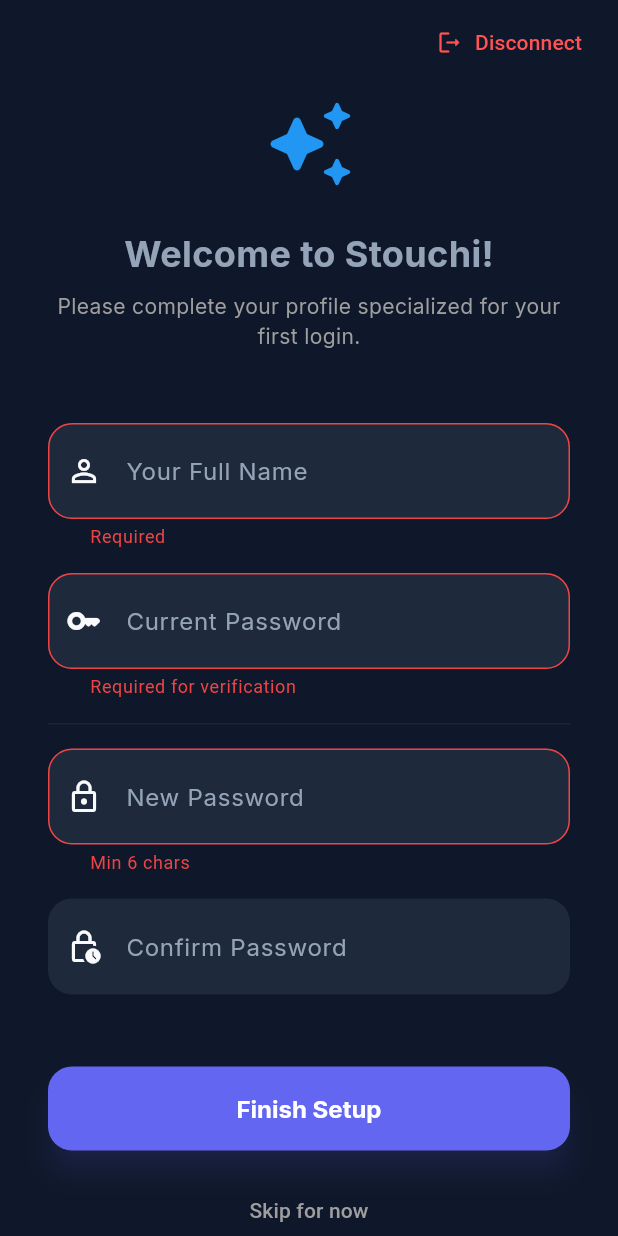
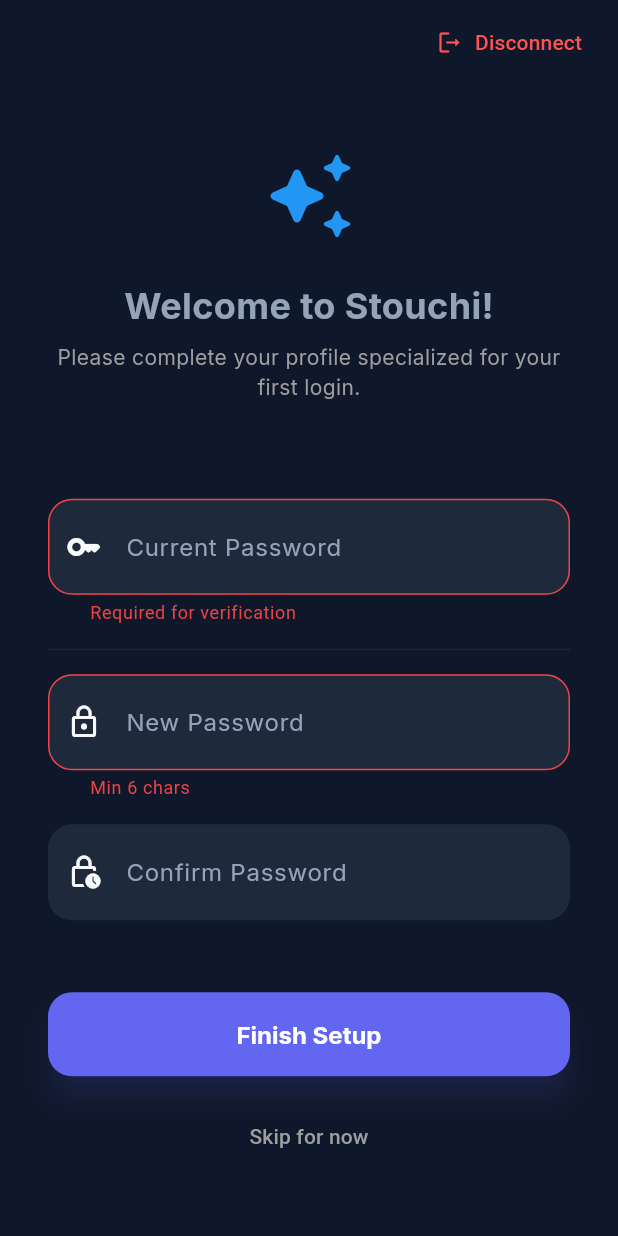
Before and after one commit to BenAmorMed/Stouchi, a Flutter app: the SetupProfileScreen screen opened directly, after a tap on "Finish Setup", on a phone screen of 412 x 824 dp. Run offline on Flutter 3.47's test engine with Material 3 defaults, Android fonts, the phone set to English and light mode, and no system bars; our stand-ins replace cloud_firestore, firebase_auth, firebase_core, flutter_riverpod, freezed_annotation, google_fonts; accounts and stored records are empty; generated files the repository leaves out were written again.

Commit message:
Refactor: Simplified Welcome Page by removing name field, focusing on password reset

```diff
--- a/lib/features/auth/setup_profile_screen.dart
+++ b/lib/features/auth/setup_profile_screen.dart
@@ -42,8 +42,9 @@
 
     setState(() => _isLoading = true);
     try {
+      final profile = ref.read(userProfileProvider).value;
       await ref.read(authServiceProvider).completeOnboarding(
-        _nameController.text.trim(),
+        profile?.name ?? '',
         _currentPasswordController.text.trim(),
         _passwordController.text.trim(),
       );
@@ -115,14 +116,6 @@
                     style: TextStyle(color: Colors.grey),
                   ),
                   const SizedBox(height: 48),
-                  TextFormField(
-                    controller: _nameController,
-                    decoration: const InputDecoration(
-                      labelText: 'Your Full Name',
-                      prefixIcon: Icon(Icons.person_outline),
-                    ),
-                    validator: (val) => val?.isEmpty ?? true ? 'Required' : null,
-                  ),
                   const SizedBox(height: 16),
                   TextFormField(
                     controller: _currentPasswordController,
```
